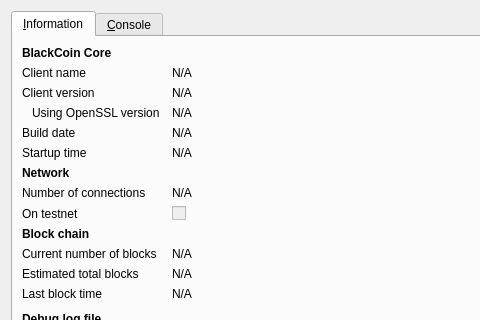
ColorfulGecko/Asiacoin, file src/qt/forms/rpcconsole.ui: the form before one commit; both pictures show x 0 to 480 and y 0 to 320 of the 740 by 450 pixel window.
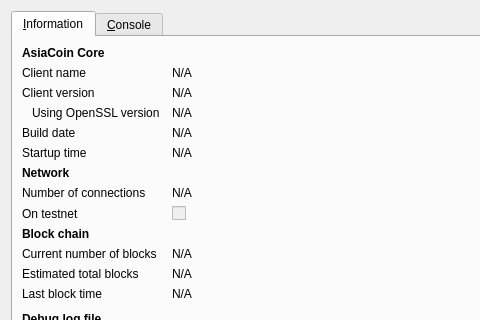
The form after the commit. Icons and pictures are not drawn.

Commit message: Changed instances of 'BlackCoin' to 'AsiaCoin' in the files

What changed in the file:
```diff
--- a/src/qt/forms/rpcconsole.ui
+++ b/src/qt/forms/rpcconsole.ui
@@ -36,7 +36,7 @@
           </font>
          </property>
          <property name="text">
-          <string>BlackCoin Core</string>
+          <string>AsiaCoin Core</string>
          </property>
         </widget>
        </item>
```
Left out of the diff: 6 changed lines with no effect on the pictures. The commit also changes 80 other files.
